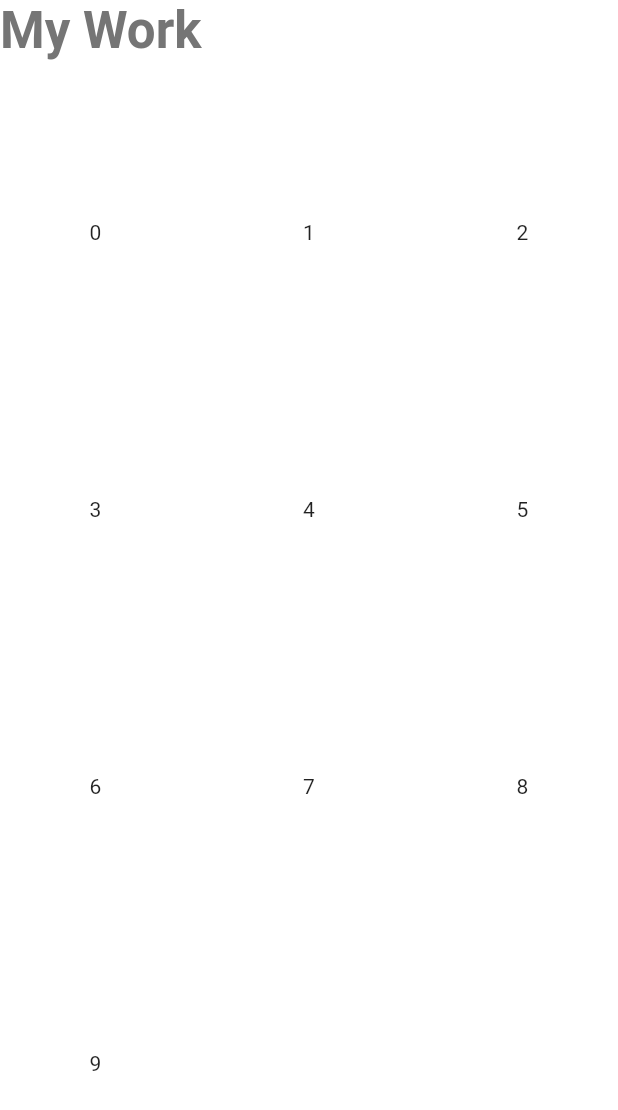
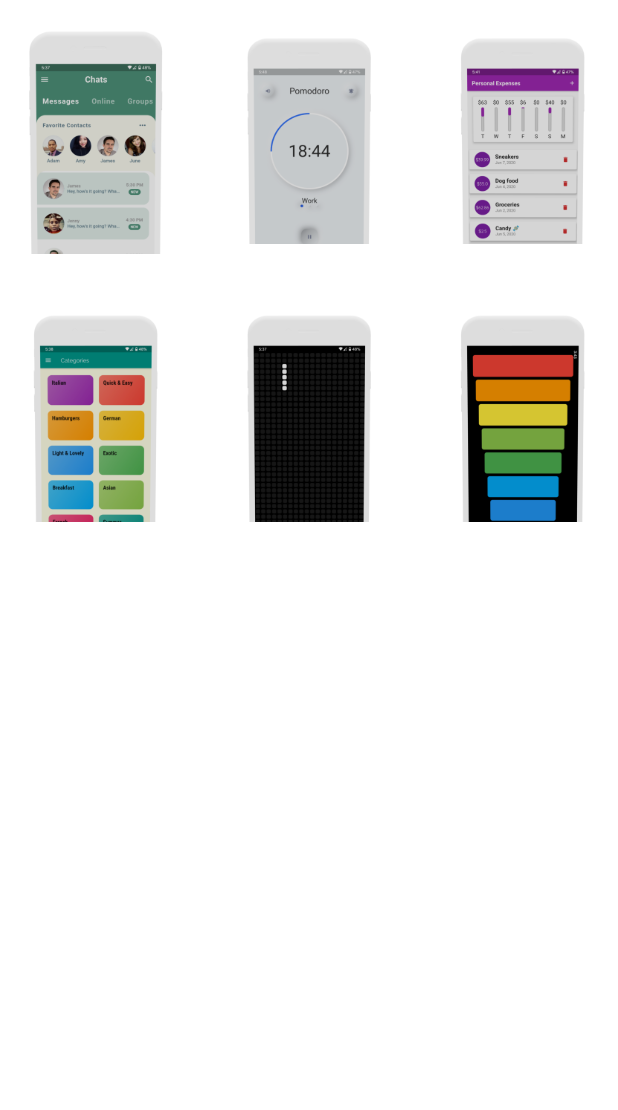
Before and after one commit to MatthieuNadeau96/flutter_portfolio, a Flutter app: the WorkScreen screen opened directly, on a phone screen of 412 x 824 dp. Shown: the top 1110 px of the screen. Run offline on Flutter 3.47's test engine with Material 2 defaults, Android fonts, the light colour scheme and no system bars; our stand-ins replace carousel_slider, flutter_bloc, font_awesome_flutter, timeline_tile.

Commit message:
Added Asset Images

```diff
--- a/lib/screens/work_screen.dart
+++ b/lib/screens/work_screen.dart
@@ -9,11 +9,6 @@ class WorkScreen extends StatelessWidget with NavigationStates {
       body: Column(
         crossAxisAlignment: CrossAxisAlignment.start,
         children: [
-          Text(
-            'My Work',
-            style: Theme.of(context).textTheme.headline3,
-          ),
-          SizedBox(height: 30),
           Expanded(
             child: GridView.builder(
               gridDelegate: SliverGridDelegateWithFixedCrossAxisCount(
@@ -29,11 +24,15 @@ class WorkScreen extends StatelessWidget with NavigationStates {
                         .mainBottomSheet(context);
                   },
                   child: Container(
-                    child: Center(child: Text('$index')),
+                    child: Center(
+                        child: Image(
+                      image: AssetImage('assets/images/mockup${index + 1}.png'),
+                      fit: BoxFit.contain,
+                    )),
                   ),
                 );
               },
-              itemCount: 10,
+              itemCount: 6,
             ),
           ),
         ],
```
Also changed, not shown: lib/screens/about_screen.dart (+5 -3 lines), lib/widgets/navbar.dart (+2 -5 lines), lib/widgets/timeline.dart (+8 -3 lines), pubspec.yaml (+8 -2 lines), assets/images/mockup1.png (added), assets/images/mockup2.png (added), assets/images/mockup3.png (added), assets/images/mockup4.png (added), assets/images/mockup5.png (added), assets/images/mockup6.png (added), assets/images/profile_pic.jpg (added).
